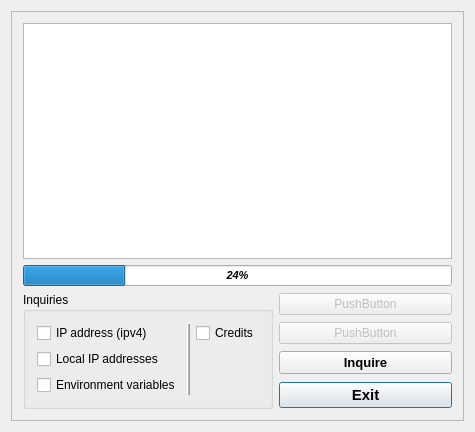
The window that mainwindow.ui (egge313/eggeinq) describes before a commit, drawn with Qt 5.
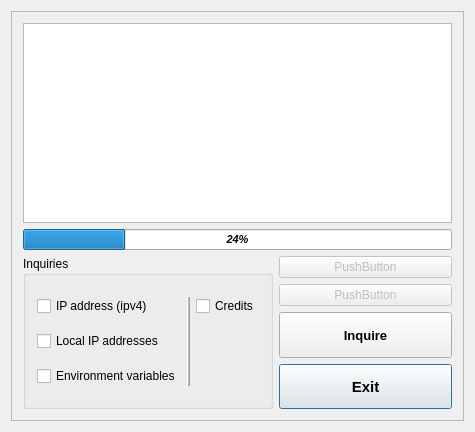
The same window after the commit.

The edit to the form file:
```diff
--- a/mainwindow.ui
+++ b/mainwindow.ui
@@ -26,6 +26,12 @@
       <layout class="QGridLayout" name="gridLayout_2">
        <item row="0" column="0" colspan="2">
         <widget class="QTextEdit" name="textEdit">
+         <property name="maximumSize">
+          <size>
+           <width>500</width>
+           <height>200</height>
+          </size>
+         </property>
          <property name="readOnly">
           <bool>true</bool>
          </property>
@@ -124,6 +130,12 @@
        </item>
        <item row="4" column="1">
         <widget class="QPushButton" name="pushButtonInquire">
+         <property name="maximumSize">
+          <size>
+           <width>500</width>
+           <height>200</height>
+          </size>
+         </property>
          <property name="font">
           <font>
            <pointsize>10</pointsize>
@@ -147,6 +159,12 @@
        </item>
        <item row="5" column="1">
         <widget class="QPushButton" name="pushButtonClose">
+         <property name="maximumSize">
+          <size>
+           <width>400</width>
+           <height>200</height>
+          </size>
+         </property>
          <property name="font">
           <font>
            <pointsize>11</pointsize>
```
